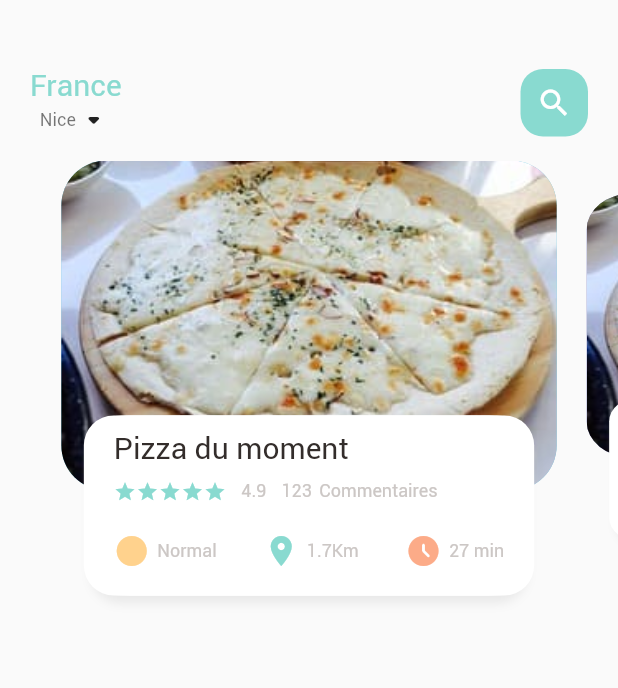
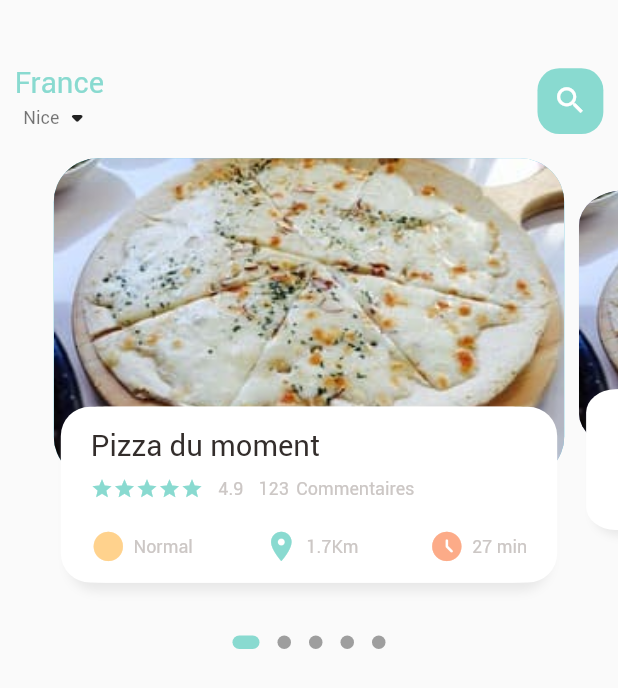
Before and after one commit to Francky06/food_delivery_app, a Flutter app: the screen it shows after launch, on a phone screen of 412 x 824 dp. Shown: the top 688 px of the screen. Run offline on Flutter 3.47's test engine with Material 2 defaults, Android fonts, the phone set to English and light mode, and no system bars; drawn by our look-alikes of dots_indicator; our stand-ins replace get.

Commit message:
dynamics dimensions

```diff
--- a/pizza_app/lib/home/food_page_body.dart
+++ b/pizza_app/lib/home/food_page_body.dart
@@ -1,6 +1,8 @@
+import 'package:dots_indicator/dots_indicator.dart';
 import 'package:flutter/cupertino.dart';
 import 'package:flutter/material.dart';
 import 'package:pizza_app/utils/colors.dart';
+import 'package:pizza_app/utils/dimensions.dart';
 import 'package:pizza_app/widgets/big_text.dart';
 import 'package:pizza_app/widgets/icon_and_text.dart';
 import 'package:pizza_app/widgets/small_text.dart';
@@ -15,7 +17,7 @@ class _FoodPageBodyState extends State<FoodPageBody> {
   PageController pageController = PageController(viewportFraction: 0.85);
   var _currPageValue = 0.0;
   double _scaleFactor = 0.8;
-  double _height = 220;
+  double _height = Dimensions.pageViewContainer;
 
   //Index du carousel
 
@@ -39,14 +41,28 @@ class _FoodPageBodyState extends State<FoodPageBody> {
 
   @override
   Widget build(BuildContext context) {
-    return Container(
-      height: 320,
+    return Column(
+      children: [
+      Container(
+      height: Dimensions.pageView,
       child: PageView.builder(
-        controller: pageController,
+          controller: pageController,
           itemCount: 5,
           itemBuilder: (context, position){
-        return _buildPageItem(position);
-      }),
+            return _buildPageItem(position);
+          }),
+    ),
+      new DotsIndicator(
+        dotsCount: 5,
+        position: _currPageValue,
+        decorator: DotsDecorator(
+          activeColor: AppColors.mainColor,
+          size: const Size.square(9.0),
+          activeSize: const Size(18.0, 9.0),
+          activeShape: RoundedRectangleBorder(borderRadius: BorderRadius.circular(5.0)),
+        ),
+      ),
+      ],
     );
   }
 
@@ -84,10 +100,10 @@ class _FoodPageBodyState extends State<FoodPageBody> {
       child: Stack(
         children: [
           Container(
-            height: 220,
-            margin: EdgeInsets.only(left: 10, right: 10),
+            height: Dimensions.pageViewContainer,
+            margin: EdgeInsets.only(left: Dimensions.width10, right: Dimensions.width10),
             decoration: BoxDecoration(
-                borderRadius: BorderRadius.circular(30),
+                borderRadius: BorderRadius.circular(Dimensions.radius30),
                 color: index.isEven? Color(0xFF69c5df) : Color(0xFF9294cc),
                 image: DecorationImage(
                     fit: BoxFit.cover,
@@ -100,10 +116,10 @@ class _FoodPageBodyState extends State<FoodPageBody> {
           Align(
             alignment: Alignment.bottomCenter,
             child: Container(
-              height: 120,
-              margin: EdgeInsets.only(left: 30, right: 30, bottom: 30),
+              height: Dimensions.pageViewTextContainer,
+              margin: EdgeInsets.only(left: Dimensions.width30, right: Dimensions.width30, bottom: Dimensions.height30),
               decoration: BoxDecoration(
-                  borderRadius: BorderRadius.circular(20),
+                  borderRadius: BorderRadius.circular(Dimensions.radius20),
                   color: Colors.white,
                   boxShadow: [
                     BoxShadow(
@@ -124,12 +140,12 @@ class _FoodPageBodyState extends State<FoodPageBody> {
 
               ),
               child: Container(
-                padding: EdgeInsets.only(top: 10, left: 15, right: 15),
+                padding: EdgeInsets.only(top: Dimensions.height15, left: 15, right: 15),
                 child: Column(
                   crossAxisAlignment: CrossAxisAlignment.start,
                   children: [
                     BigText(text: "Pizza du moment"),
-                    SizedBox(height: 10),
+                    SizedBox(height: Dimensions.height10),
                     Row(
                       children: [
                         Wrap(
@@ -144,7 +160,7 @@ class _FoodPageBodyState extends State<FoodPageBody> {
 
                       ],
                     ),
-                    SizedBox(height: 20),
+                    SizedBox(height: Dimensions.height20),
                     Row(
                       mainAxisAlignment: MainAxisAlignment.spaceBetween,
                       children: [
--- a/pizza_app/lib/home/main_food_page.dart
+++ b/pizza_app/lib/home/main_food_page.dart
@@ -2,6 +2,7 @@ import 'package:flutter/cupertino.dart';
 import 'package:flutter/material.dart';
 import 'package:pizza_app/home/food_page_body.dart';
 import 'package:pizza_app/utils/colors.dart';
+import 'package:pizza_app/utils/dimensions.dart';
 import 'package:pizza_app/widgets/big_text.dart';
 import 'package:pizza_app/widgets/small_text.dart';
 
@@ -20,8 +21,8 @@ class _MainFoodPageState extends State<MainFoodPage> {
         children: [
           Container(
             child: Container(
-              margin: EdgeInsets.only(top: 45, bottom: 15),
-              padding: EdgeInsets.only(left: 20, right: 20),
+              margin: EdgeInsets.only(top: Dimensions.height45, bottom: Dimensions.height15),
+              padding: EdgeInsets.only(left: Dimensions.width20, right: Dimensions.width20),
               child: Row(
                 mainAxisAlignment: MainAxisAlignment.spaceBetween,
                 children: [
@@ -38,11 +39,11 @@ class _MainFoodPageState extends State<MainFoodPage> {
                   ),
                   Center(
                     child: Container(
-                      width: 45,
-                      height: 45,
-                      child: Icon(Icons.search, color: Colors.white),
+                      width: Dimensions.height45,
+                      height: Dimensions.height45,
+                      child: Icon(Icons.search, color: Colors.white, size: Dimensions.iconSize24,),
                       decoration: BoxDecoration(
-                        borderRadius: BorderRadius.circular(15),
+                        borderRadius: BorderRadius.circular(Dimensions.radius15),
                         color: AppColors.mainColor,
                       ),
                     ),
--- a/pizza_app/lib/main.dart
+++ b/pizza_app/lib/main.dart
@@ -1,4 +1,5 @@
 import 'package:flutter/material.dart';
+import 'package:get/get_navigation/src/root/get_material_app.dart';
 import 'package:pizza_app/home/main_food_page.dart';
 import 'package:pizza_app/home/main_food_page.dart';
 void main() {
@@ -11,7 +12,7 @@ class MyApp extends StatelessWidget {
   // This widget is the root of your application.
   @override
   Widget build(BuildContext context) {
-    return MaterialApp(
+    return GetMaterialApp(
       debugShowCheckedModeBanner: false,
       title: 'Flutter Demo',
       theme: ThemeData(
--- /dev/null
+++ b/pizza_app/lib/utils/dimensions.dart
@@ -0,0 +1,34 @@
+import 'package:get/get.dart';
+
+
+class Dimensions {
+  static double screenHeight = Get.context!.height;
+  static double screenWidth = Get.context!.width;
+
+  static double pageView = screenHeight/2.64;
+  //844/220
+  static double pageViewContainer = screenHeight/3.84;
+  static double pageViewTextContainer = screenHeight/7.03;
+
+  //height header base 844px height, dynamic padding and margin
+  //844/10
+  static double height10 = screenHeight/84.4;
+  static double height15 = screenHeight/56.27;
+  static double height20 = screenHeight/42.2;
+  static double height30 = screenHeight/28.13;
+  static double height45 = screenHeight/18.76;
+
+  static double width10 = screenWidth/84.4;
+  static double width15 = screenWidth/56.27;
+  static double width20 = screenWidth/42.2;
+  static double width30 = screenWidth/28.13;
+
+  //font dynamic
+  static double font20 = screenHeight/42.2;
+  static double radius15 = screenHeight/56.27;
+  static double radius20 = screenHeight/42.2;
+  static double radius30 = screenHeight/28.13;
+
+  //icon size
+  static double iconSize24 = screenHeight/35.17;
+}
--- a/pizza_app/lib/widgets/big_text.dart
+++ b/pizza_app/lib/widgets/big_text.dart
@@ -1,4 +1,5 @@
 import 'package:flutter/cupertino.dart';
+import 'package:pizza_app/utils/dimensions.dart';
 
 class BigText extends StatelessWidget {
   final Color? color;
@@ -8,7 +9,7 @@ class BigText extends StatelessWidget {
   BigText({Key? key,
     this.color = const Color (0xFF332d2b),
     required this.text,
-    this.size=20,
+    this.size=0,
     this.overFlow=TextOverflow.ellipsis
   }) : super(key: key);
 
@@ -21,7 +22,7 @@ class BigText extends StatelessWidget {
       style: TextStyle(
         fontFamily: 'Roboto',
         color: color,
-        fontSize: size,
+        fontSize: size == 0 ? Dimensions.font20 : size,
         fontWeight: FontWeight.w400
       ),
     );
--- a/pizza_app/lib/widgets/icon_and_text.dart
+++ b/pizza_app/lib/widgets/icon_and_text.dart
@@ -1,4 +1,5 @@
 import 'package:flutter/cupertino.dart';
+import 'package:pizza_app/utils/dimensions.dart';
 import 'package:pizza_app/widgets/small_text.dart';
 
 class IconAndText extends StatelessWidget {
@@ -16,7 +17,7 @@ class IconAndText extends StatelessWidget {
   Widget build(BuildContext context) {
     return Row(
       children: [
-        Icon(icon, color:iconColor),
+        Icon(icon, color:iconColor, size: Dimensions.iconSize24),
         SizedBox(width: 5),
         SmallText(text: text),
       ],
--- a/pizza_app/pubspec.yaml
+++ b/pizza_app/pubspec.yaml
@@ -29,7 +29,8 @@ environment:
 dependencies:
   flutter:
     sdk: flutter
-
+  dots_indicator: ^2.1.0
+  get: ^4.6.5
 
   # The following adds the Cupertino Icons font to your application.
   # Use with the CupertinoIcons class for iOS style icons.
```
Also changed, not shown: pizza_app/pubspec.lock.
